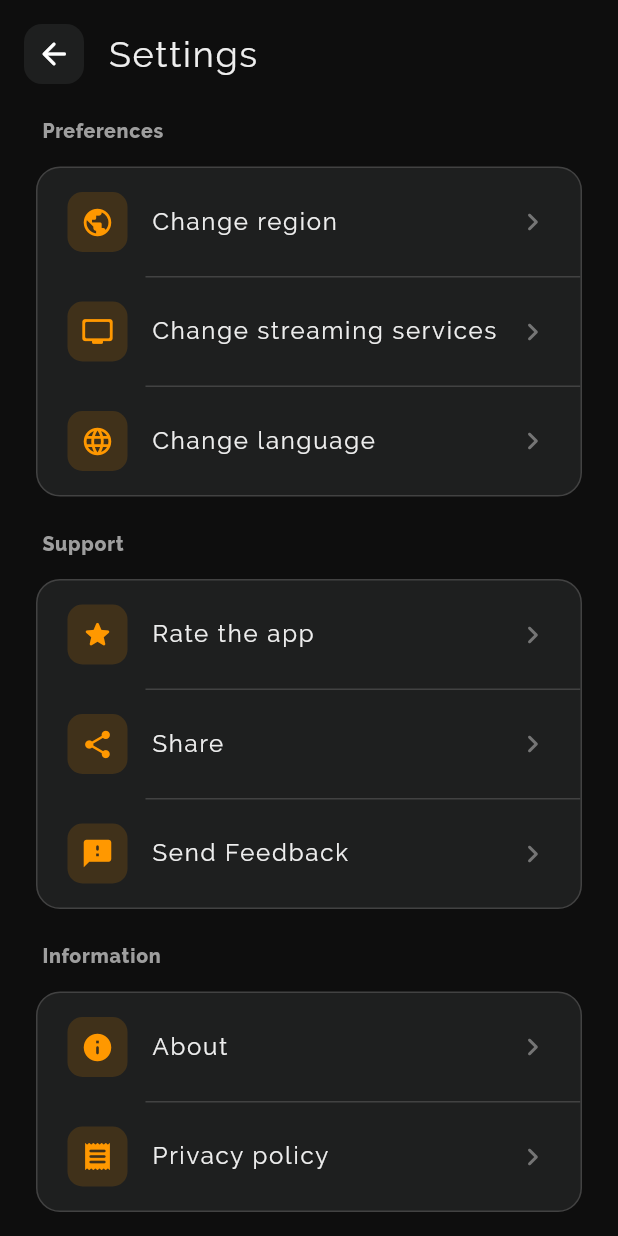
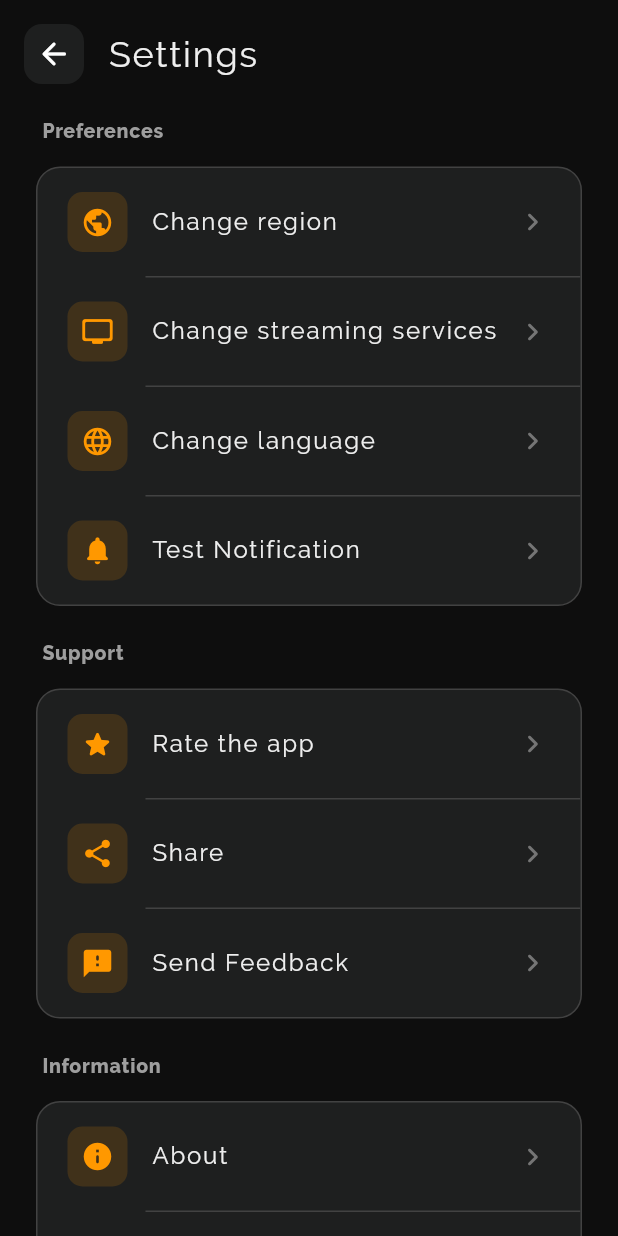
Before and after one commit to filippefrulli/watch-next, a Flutter app: the SettingsPage screen opened directly, on a phone screen of 412 x 824 dp. Run offline on Flutter 3.47's test engine with Material 3 defaults, Android fonts, the phone set to English and light mode, and no system bars; drawn by our look-alikes of oktoast; our stand-ins replace cached_network_image, cloud_firestore, csv, delayed_display, easy_localization, file_picker and 14 more; missing offline and left inert: openai_dart; accounts and stored records are empty.

Commit message:
Added weekly Friday notification

```diff
--- a/assets/translations/de-DE.json
+++ b/assets/translations/de-DE.json
@@ -59,6 +59,8 @@
     "error_occurred": "Ein Fehler ist aufgetreten. Bitte versuche es erneut",
     "invalid_query": "Wir konnten deine Anfrage nicht verarbeiten. Bitte gib eine spezifischere Anfrage mit klaren Details darüber an, was du sehen möchtest",
     "dismiss": "Schließen",
+    "notification_title": "Zeit für einen Film! 🎬",
+    "notification_body": "Brauchst du Hilfe bei der Auswahl für das Wochenende?",
     "select_country": "Wähle dein Land aus",
     "done": "Bestätigen",
     "new": "Neue",
--- a/assets/translations/en-US.json
+++ b/assets/translations/en-US.json
@@ -59,6 +59,8 @@
     "error_occurred": "An error occurred. Please try again",
     "invalid_query": "We couldn't process your request. Please provide a more specific query with clear details about what you'd like to watch",
     "dismiss": "Dismiss",
+    "notification_title": "Weekend Watch Time! 🎬",
+    "notification_body": "Need help picking something to watch for the weekend?",
     "select_country": "Select your country",
     "done": "Confirm",
     "new": "New",
--- a/assets/translations/es-ES.json
+++ b/assets/translations/es-ES.json
@@ -59,6 +59,8 @@
     "error_occurred": "Se produjo un error. Por favor, inténtalo de nuevo",
     "invalid_query": "No pudimos procesar tu solicitud. Por favor, proporciona una consulta más específica con detalles claros sobre lo que te gustaría ver",
     "dismiss": "Cerrar",
+    "notification_title": "¡Hora de ver algo! 🎬",
+    "notification_body": "¿Necesitas ayuda para elegir qué ver este fin de semana?",
     "select_country": "Selecciona tu pais",
     "done": "Confirmar",
     "new": "Nuevas",
--- a/assets/translations/fr-FR.json
+++ b/assets/translations/fr-FR.json
@@ -59,6 +59,8 @@
     "error_occurred": "Une erreur s'est produite. Veuillez réessayer",
     "invalid_query": "Nous n'avons pas pu traiter votre demande. Veuillez fournir une requête plus précise avec des détails clairs sur ce que vous aimeriez regarder",
     "dismiss": "Fermer",
+    "notification_title": "C'est l'heure du cinéma! 🎬",
+    "notification_body": "Besoin d'aide pour choisir quoi regarder ce week-end?",
     "select_country": "Sélectionne ton pays",
     "done": "Confirmer",
     "new": "Nouveau",
--- a/assets/translations/hi-IN.json
+++ b/assets/translations/hi-IN.json
@@ -59,6 +59,8 @@
     "error_occurred": "एक त्रुटि हुई। कृपया पुनः प्रयास करें",
     "invalid_query": "आपका अनुरोध प्रोसेस नहीं हो सका। कृपया अधिक विशिष्ट विवरण दें कि आप क्या देखना चाहते हैं",
     "dismiss": "खारिज करें",
+    "notification_title": "फिल्म का समय! 🎬",
+    "notification_body": "इस सप्ताहांत क्या देखना है, चुनने में मदद चाहिए?",
     "select_country": "अपना देश चुनें",
     "done": "पुष्टि करें",
     "new": "नया",
--- a/assets/translations/it-IT.json
+++ b/assets/translations/it-IT.json
@@ -59,6 +59,8 @@
     "error_occurred": "Si è verificato un errore. Per favore riprova",
     "invalid_query": "Non siamo riusciti a elaborare la tua richiesta. Per favore, fornisci una richiesta più specifica su cosa vorresti guardare",
     "dismiss": "Chiudi",
+    "notification_title": "È ora di guardare qualcosa! 🎬",
+    "notification_body": "Hai bisogno di aiuto per scegliere cosa guardare questo weekend?",
     "select_country": "Seleziona il tuo paese",
     "done": "Conferma",
     "new": "Nuovi",
--- a/assets/translations/ja-JP.json
+++ b/assets/translations/ja-JP.json
@@ -59,6 +59,8 @@
     "error_occurred": "エラーが発生しました。再試行してください",
     "invalid_query": "リクエストを処理できませんでした。観たいものについて、より具体的な詳細を入力してください",
     "dismiss": "閉じる",
+    "notification_title": "週末の映画タイム! 🎬",
+    "notification_body": "今週末、何を見るか決めるのにお手伝いが必要ですか?",
     "select_country": "国を選択",
     "done": "確認",
     "new": "新規",
--- a/assets/translations/pt-BR.json
+++ b/assets/translations/pt-BR.json
@@ -59,6 +59,8 @@
     "error_occurred": "Ocorreu um erro. Por favor, tente novamente",
     "invalid_query": "Não foi possível processar sua solicitação. Por favor, forneça uma pesquisa mais específica com detalhes claros sobre o que você gostaria de assistir",
     "dismiss": "Dispensar",
+    "notification_title": "Hora de assistir algo! 🎬",
+    "notification_body": "Precisa de ajuda para escolher o que assistir neste fim de semana?",
     "select_country": "Selecione seu país",
     "done": "Confirmar",
     "new": "Novo",
--- a/lib/pages/settings_page.dart
+++ b/lib/pages/settings_page.dart
@@ -8,6 +8,7 @@ import 'package:watch_next/pages/language_page.dart';
 import 'package:watch_next/pages/region_page.dart';
 import 'package:watch_next/pages/streaming_services_page.dart';
 import 'package:watch_next/services/feedback_service.dart';
+import 'package:watch_next/services/notification_service.dart';
 import 'package:watch_next/widgets/shared/divider.dart';
 import 'package:watch_next/widgets/shared/privacy_policy_widget.dart';
 
@@ -121,6 +122,24 @@ class _SettingsPageState extends State<SettingsPage> {
                                 builder: (context) => const LanguagePage(),
                               ),
                             );
+                          },
+                        ),
+                        _divider(),
+                        // TODO: Remove this test button before release
+                        _settingsTile(
+                          title: "Test Notification",
+                          icon: Icons.notifications_rounded,
+                          onTap: () async {
+                            await NotificationService.testWeeklyReminder();
+                            if (mounted) {
+                              Fluttertoast.showToast(
+                                msg: "Test notification sent!",
+                                toastLength: Toast.LENGTH_SHORT,
+                                gravity: ToastGravity.BOTTOM,
+                                backgroundColor: Theme.of(context).colorScheme.tertiary,
+                                textColor: Colors.white,
+                              );
+                            }
                           },
                         ),
                       ],
--- a/pubspec.yaml
+++ b/pubspec.yaml
@@ -58,6 +58,8 @@ dependencies:
   google_mobile_ads: ^5.3.1
   cloud_firestore: ^6.0.3
   firebase_messaging: ^16.0.4
+  flutter_local_notifications: ^19.5.0
+  timezone: ^0.10.0
   file_picker: ^10.3.7
   csv: ^6.0.0
 
```
Also changed, not shown: lib/services/notification_service.dart (+181 -1 lines), pubspec.lock, 2 other files.
